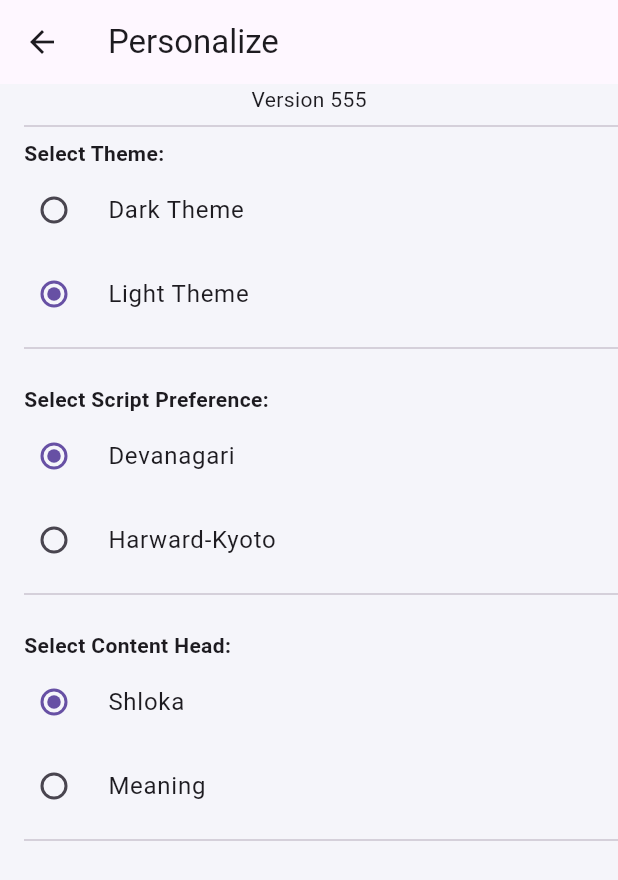
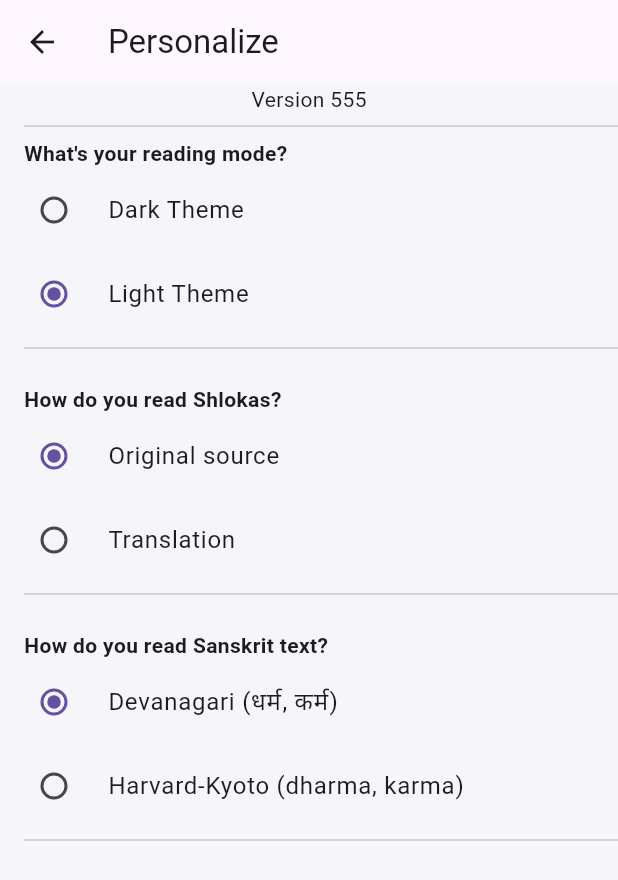
Before and after one commit to sudeeprp/GitaPower, a Flutter app: the PersonalWidget screen opened by its route, on a phone screen of 412 x 824 dp. Shown: the top 880 px of the screen. Run offline on Flutter 3.47's test engine with Material 3 defaults, Android fonts, the phone set to English and light mode, and no system bars; our stand-ins replace app_links, dio, firebase_core, firebase_crashlytics, get, google_fonts and 2 more; missing offline and left inert: enum_to_string, float_column, keep_screen_on, markdown; accounts and stored records are empty; network calls fail; statements that could not run were skipped.

Commit message:
Improve clarity of Personalize screen choices with conversational questions and examples (#357)
* Initial plan

* Improve clarity of Personalize screen choices with conversational questions and examples

Co-authored-by: sudeeprp <30889063+sudeeprp@users.noreply.github.com>

* Update PersonalWidget titles per feedback: reading mode, read Sanskrit text, read Shlokas

Co-authored-by: sudeeprp <30889063+sudeeprp@users.noreply.github.com>

* preference ordering

---------

Co-authored-by: copilot-swe-agent[bot] <198982749+Copilot@users.noreply.github.com>
Co-authored-by: sudeeprp <30889063+sudeeprp@users.noreply.github.com>
Co-authored-by: Sudeep <sudeep.rp@gmail.com>

```diff
--- a/feeder/lib/personal_widget.dart
+++ b/feeder/lib/personal_widget.dart
@@ -16,24 +16,26 @@ class PersonalWidget extends StatelessWidget {
         BuildIdentWidget(),
         Divider(height: 16, indent: 16),
         buildEnumSelector<ReadingTheme>(
-          title: 'Select Theme:',
+          title: 'What\'s your reading mode?',
           values: ReadingTheme.values,
           groupValue: choices.theme,
           displayText: (theme) => theme == ReadingTheme.dark ? 'Dark Theme' : 'Light Theme',
         ),
         SizedBox(height: 16),
+        buildEnumSelector<HeadPreference>(
+          title: 'How do you read Shlokas?',
+          values: HeadPreference.values,
+          groupValue: choices.headPreference,
+          displayText: (headPref) => headPref == HeadPreference.shloka ? 'Original source' : 'Translation',
+        ),
+        SizedBox(height: 16),
         buildEnumSelector<ScriptPreference>(
-          title: 'Select Script Preference:',
+          title: 'How do you read Sanskrit text?',
           values: ScriptPreference.values,
           groupValue: choices.script,
-          displayText: (script) => script == ScriptPreference.devanagari ? 'Devanagari' : 'Harward-Kyoto',
-        ),
-        SizedBox(height: 16),
-        buildEnumSelector<HeadPreference>(
-          title: 'Select Content Head:',
-          values: HeadPreference.values,
-          groupValue: choices.headPreference,
-          displayText: (headPref) => headPref == HeadPreference.shloka ? 'Shloka' : 'Meaning',
+          displayText: (script) => script == ScriptPreference.devanagari
+              ? 'Devanagari (धर्म, कर्म)'
+              : 'Harvard-Kyoto (dharma, karma)',
         ),
       ],
     ));
```
Also changed, not shown: 1 other file.
